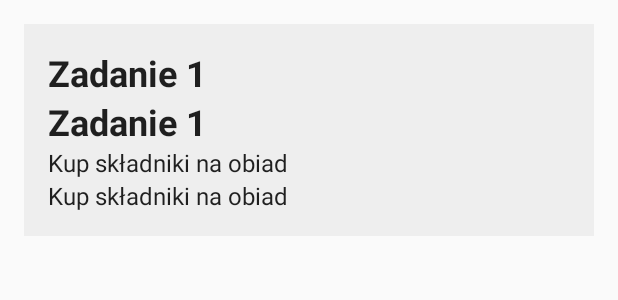
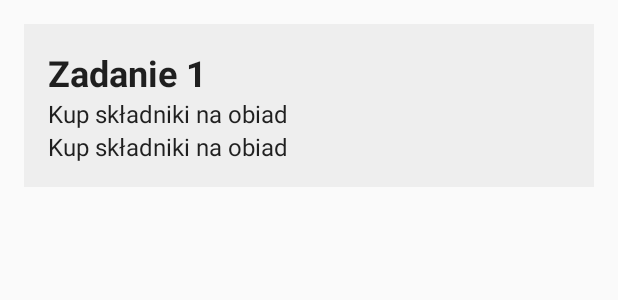
Before and after one commit to uninetix/AndroidFirstApp, an Android app: the layout item_contact.xml on its own in the app's theme, with its tools: preview values and no code run, on a phone screen of 412 x 824 dp. Shown: the top 300 px of the screen. Run offline under Robolectric (Android 15) with nearby library versions, the phone set to English and light mode, and no system bars.

Commit message:
Imię i nazwisko jako jedno pole

```diff
--- a/app/src/main/res/layout/item_contact.xml
+++ b/app/src/main/res/layout/item_contact.xml
@@ -13,15 +13,7 @@
     tools:showIn="@layout/activity_main">
 
     <TextView
-        android:id="@+id/firstName"
-        style="@style/Header"
-        android:layout_width="wrap_content"
-        android:layout_height="wrap_content"
-        android:text="Zadanie 1"
-        android:textStyle="bold"/>
-
-    <TextView
-        android:id="@+id/lastName"
+        android:id="@+id/name"
         style="@style/Header"
         android:layout_width="wrap_content"
         android:layout_height="wrap_content"
```
Also changed, not shown: app/src/main/java/pl/ciszemar/androidfirstapp/ui/ContactViewHolder.java (+3 -6 lines), 1 other file.
